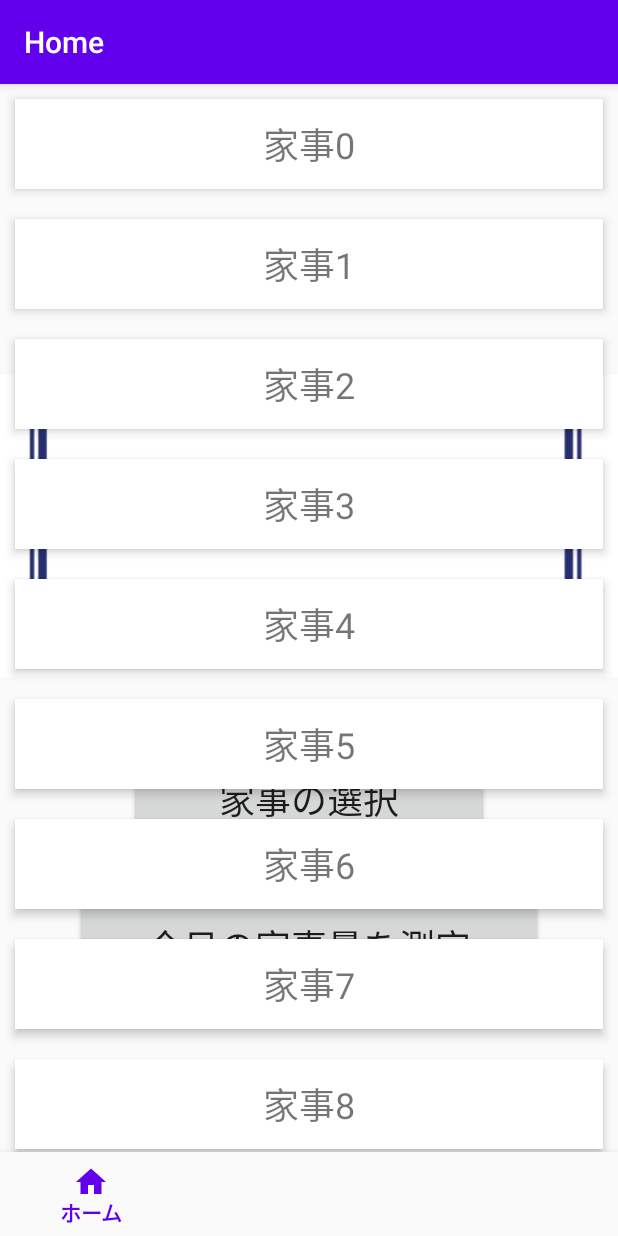
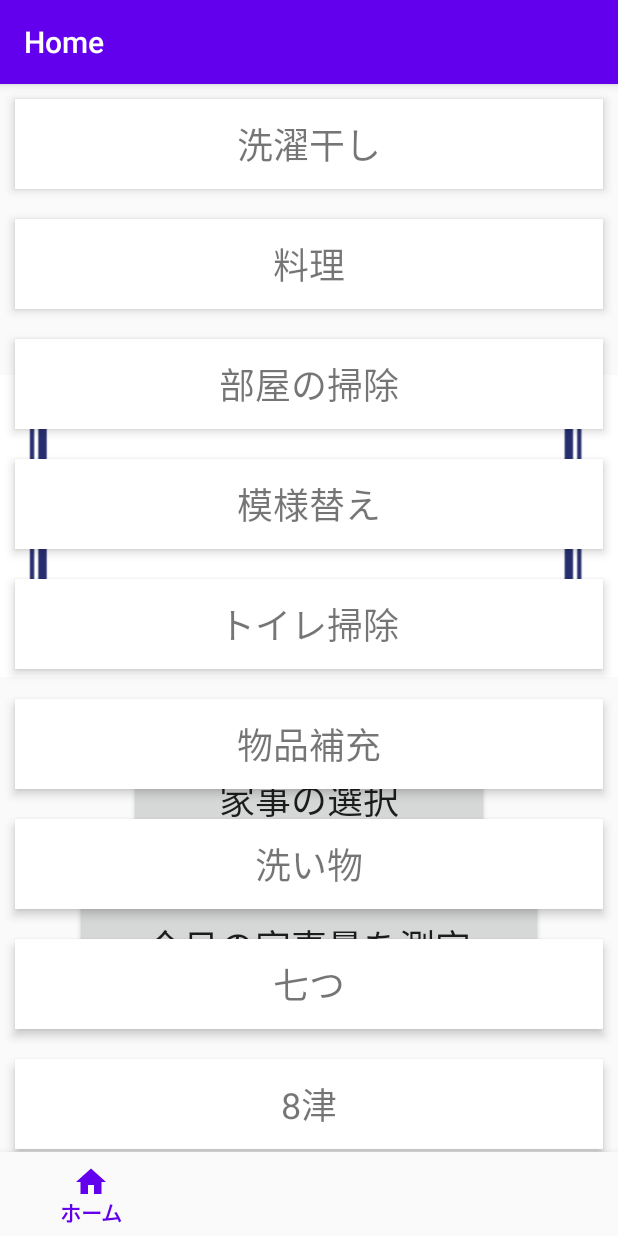
Before and after one commit to junki-gnct/miekaji-app, an Android app: the fragment KindFragment placed in its activity, on a phone screen of 412 x 824 dp. Run offline under Robolectric (Android 15) with nearby library versions, the phone set to English and light mode, and no system bars; our stand-ins replace navigation-ui.

Commit message:
#1 家事一覧を配列から表示する

```diff
--- a/app/src/main/java/jp/ac/gifu_nct/miekaji/ui/home/KindFragment.kt
+++ b/app/src/main/java/jp/ac/gifu_nct/miekaji/ui/home/KindFragment.kt
@@ -47,7 +47,7 @@ class KindFragment:Fragment() {
         val dataList= mutableListOf<WorkData>()
         for (i in 0..10){
             val data:WorkData=WorkData().also {
-                it.work="家事"+i
+                it.work=WorkData().workList[i]
             }
             dataList.add(data)
         }
--- a/app/src/main/java/jp/ac/gifu_nct/miekaji/ui/home/WorkData.kt
+++ b/app/src/main/java/jp/ac/gifu_nct/miekaji/ui/home/WorkData.kt
@@ -2,4 +2,9 @@ package jp.ac.gifu_nct.miekaji.ui.home
 
 class WorkData {
     var work:String=""
+
+    val workList=
+        //この中に家事を核です
+        arrayOf("洗濯干し","料理","部屋の掃除","模様替え","トイレ掃除",
+                "物品補充","洗い物","七つ","8津","9","Ten")
 }
```
